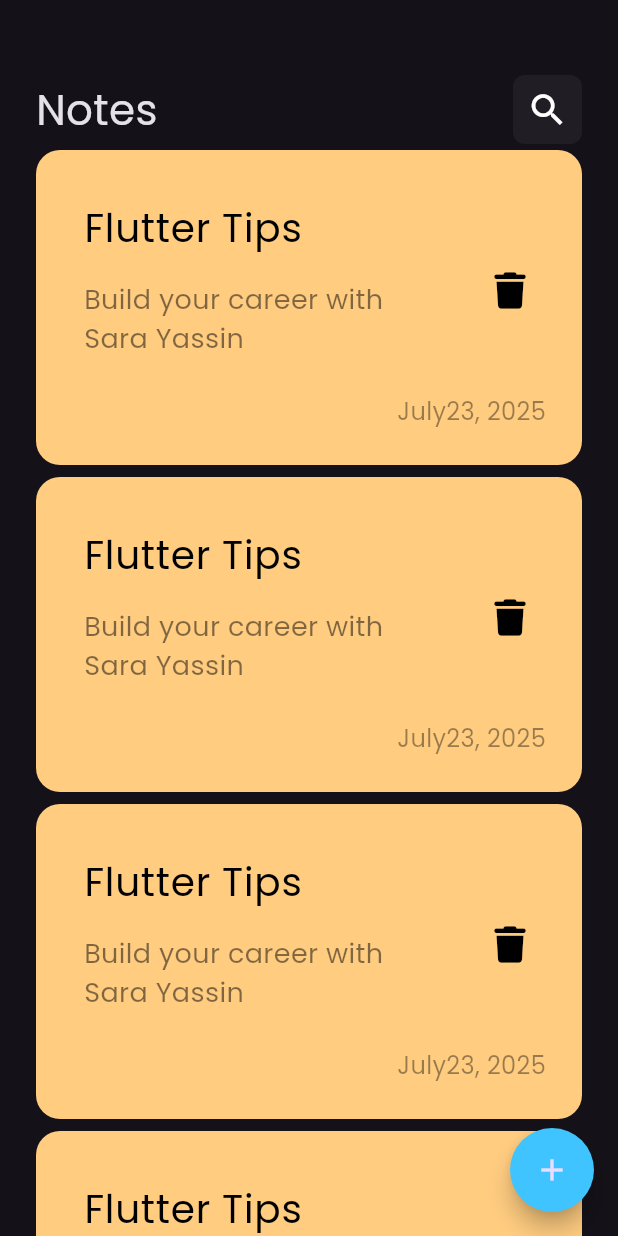
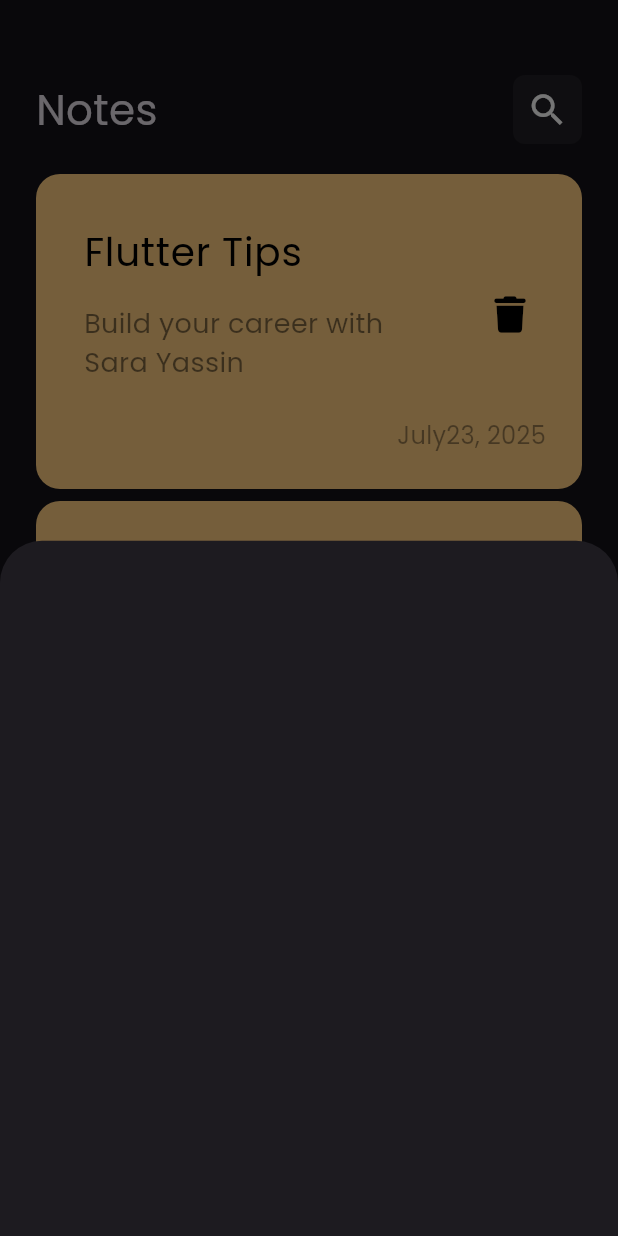
Before and after one commit to SaraYassin3/note_app, a Flutter app: the screen it shows after launch, after a tap on the "add" icon, on a phone screen of 412 x 824 dp. Run offline on Flutter 3.47's test engine with Material 3 defaults, Android fonts, the phone set to English and light mode, and no system bars; our stand-ins replace font_awesome_flutter.

Commit message:
add show modal button sheet

```diff
--- a/lib/views/notes_view.dart
+++ b/lib/views/notes_view.dart
@@ -1,4 +1,5 @@
 import 'package:flutter/material.dart';
+import 'package:note/widgets/add_note_button_sheet.dart';
 import 'package:note/widgets/notes_view_body.dart';
 
 class NotesView extends StatelessWidget {
@@ -8,7 +9,14 @@ class NotesView extends StatelessWidget {
   Widget build(BuildContext context) {
     return Scaffold(
       floatingActionButton: FloatingActionButton(
-          onPressed: (){},
+          onPressed: (){
+            showModalBottomSheet(
+                context: context,
+                builder: (context){
+                  return AddNoteButtonSheet();
+                }
+            );
+          },
         backgroundColor: Colors.lightBlueAccent,
         shape: CircleBorder(),
         child: Icon(Icons.add),
--- /dev/null
+++ b/lib/widgets/add_note_button_sheet.dart
@@ -0,0 +1,10 @@
+import 'package:flutter/material.dart';
+
+class AddNoteButtonSheet extends StatelessWidget {
+  const AddNoteButtonSheet({super.key});
+
+  @override
+  Widget build(BuildContext context) {
+    return Container();
+  }
+}
--- a/lib/widgets/custom_notes_list_view.dart
+++ b/lib/widgets/custom_notes_list_view.dart
@@ -6,12 +6,16 @@ class NotesListView extends StatelessWidget {
 
   @override
   Widget build(BuildContext context) {
-    return ListView.builder(
-        itemBuilder: (context, index){
-          return Padding(
-            padding: const EdgeInsets.symmetric(vertical: 4.0),
-            child: const NoteItem(),
-          );
-    });
+    return Padding(
+      padding: const EdgeInsets.symmetric(vertical: 16.0),
+      child: ListView.builder(
+        padding: EdgeInsets.zero,
+          itemBuilder: (context, index){
+            return Padding(
+              padding: const EdgeInsets.symmetric(vertical: 4.0),
+              child: const NoteItem(),
+            );
+      }),
+    );
   }
 }
```
